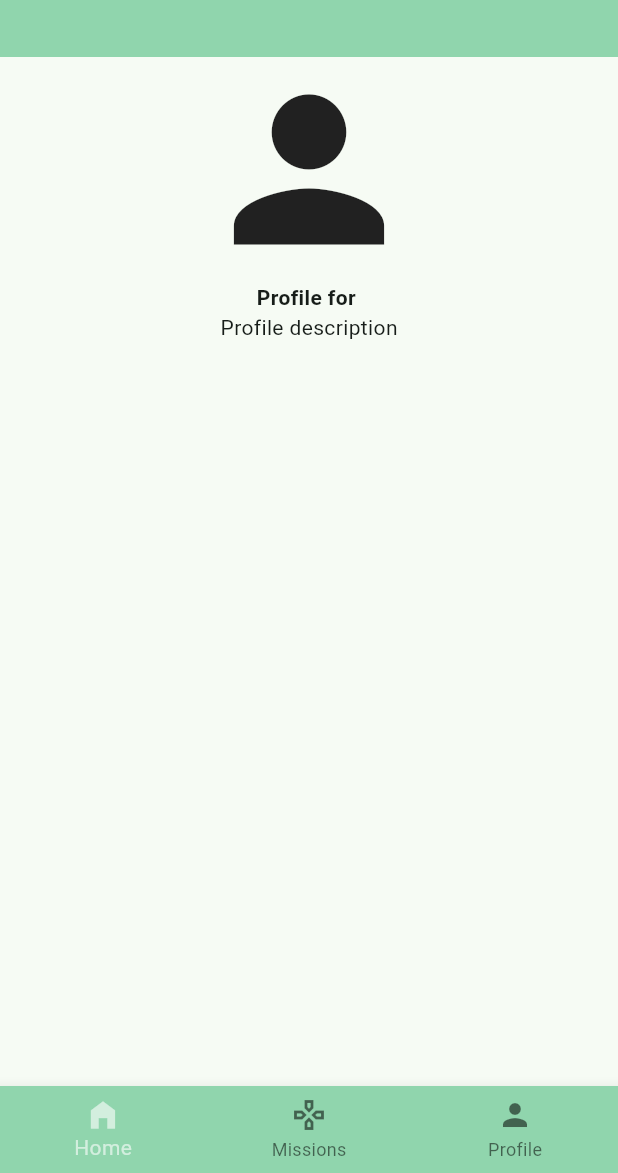
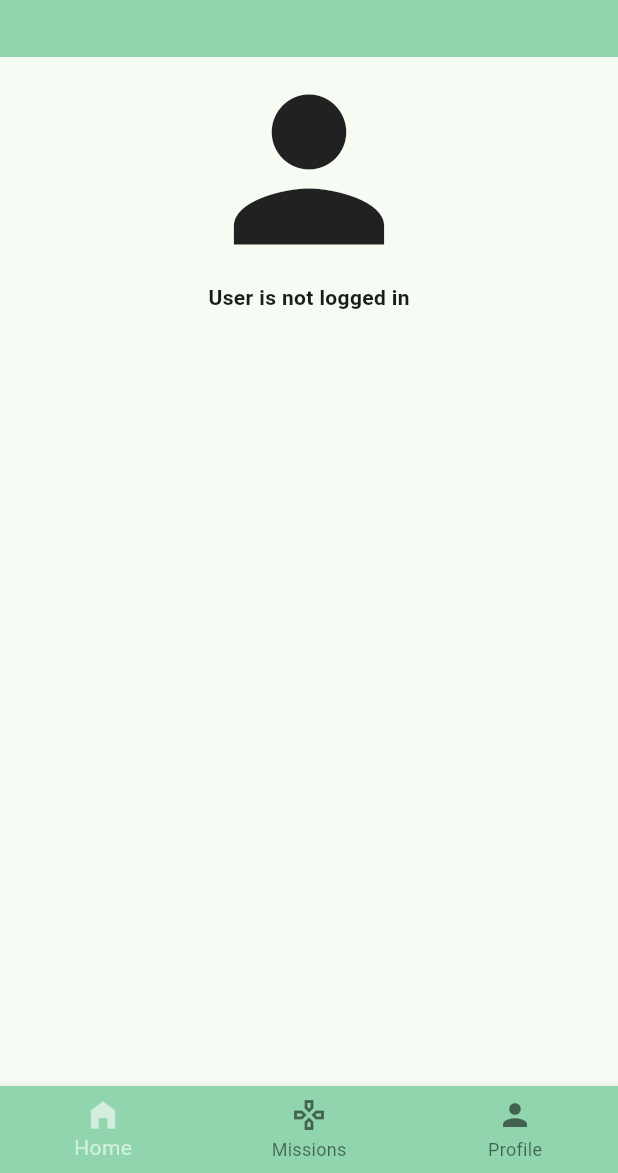
Before and after one commit to bjorkroth/drivr, a Flutter app: the Profile screen opened by its route, on a phone screen of 412 x 824 dp, the part 63-1236 px from its top. Run offline on Flutter 3.47's test engine with Material 2 defaults, Android fonts, the phone set to English and light mode, and no system bars; our stand-ins replace go_router.

Commit message:
Provider changed to proxy provider Variable formatting in profile widget

```diff
--- a/lib/widgets/drivr_app_bar.dart
+++ b/lib/widgets/drivr_app_bar.dart
@@ -17,7 +17,7 @@ class DrivrAppBar extends PreferredSize{
             onPressed: null,
           ),
           backgroundColor: Theme.of(context).colorScheme.inversePrimary,
-          title: Text('drivr'),
+          title: const Text('drivr'),
         )
       ],
     );
--- a/lib/widgets/home.dart
+++ b/lib/widgets/home.dart
@@ -1,5 +1,3 @@
-import 'package:drivr/widgets/drivr_app_bar.dart';
-import 'package:drivr/widgets/drivr_bottom_bar.dart';
 import 'package:flutter/material.dart';
 import 'login.dart';
 
--- a/lib/widgets/profile.dart
+++ b/lib/widgets/profile.dart
@@ -21,9 +21,12 @@ class Profile extends StatelessWidget{
                 size: 150,
               ),
               Consumer<ProfileModel>(builder: (context,profile,child){
-                return Text('Profile for ${profile.name}', style: const TextStyle(fontWeight: FontWeight.bold));
+                if(profile.isLoggedIn){
+                  return Text('Profile name ${profile.name}', style: const TextStyle(fontWeight: FontWeight.bold));
+                }
+                return const Column(children: [ Text('User is not logged in', style: TextStyle(fontWeight: FontWeight.bold))]);
               }),
-              const Text('Profile description')
+              // }),
             ],
           )
         ),
```
Also changed, not shown: lib/main.dart (+9 -6 lines).
